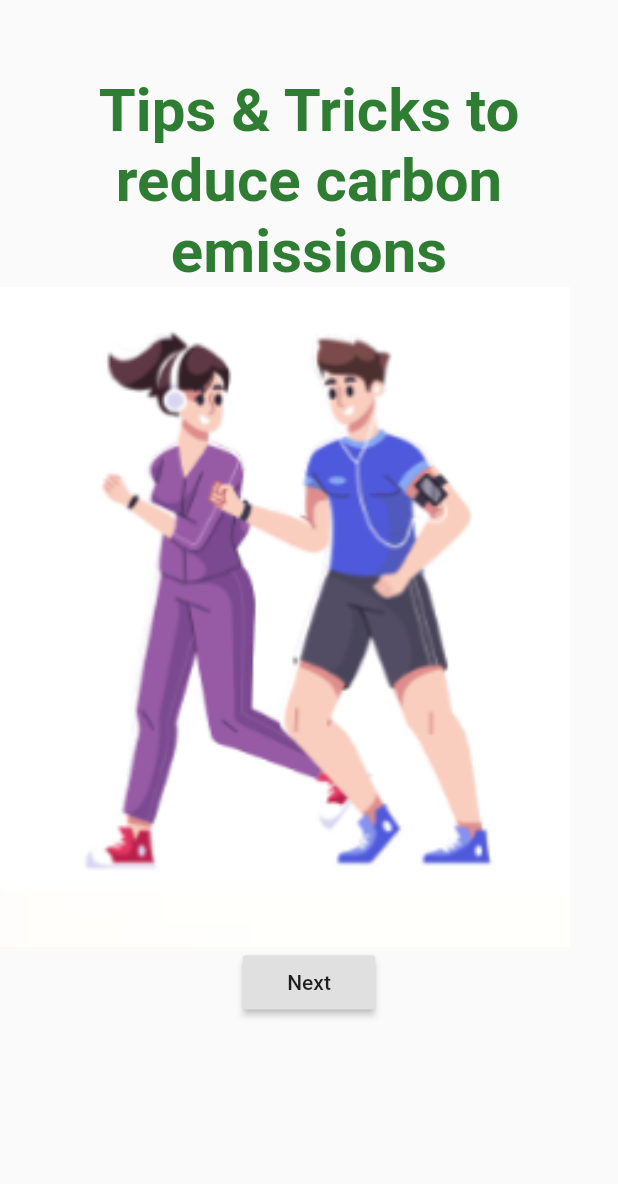
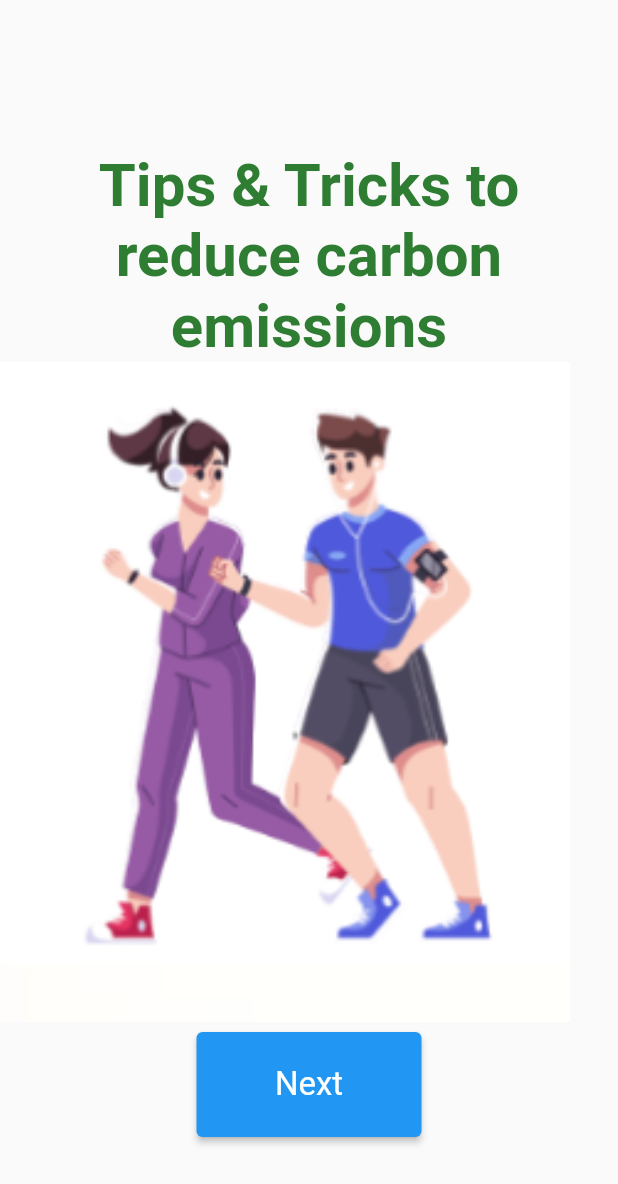
Before and after one commit to abhishekpatelmc/ECOSIA, a Flutter app: the Tutorial2 screen opened directly, on a phone screen of 412 x 824 dp. Shown: the top 1184 px of the screen. Run offline on Flutter 3.47's test engine with Material 2 defaults, Android fonts, the phone set to English and light mode, and no system bars; our stand-ins replace cloud_firestore, firebase_auth, firebase_core, flutter_spinkit, url_launcher_web; missing offline and left inert: cloud_firestore_web, firebase_auth_web, firebase_core_web; accounts and stored records are empty.

Commit message:
Update tutorial2.dart

```diff
--- a/lib/screens/home/TutorialPages/tutorial2.dart
+++ b/lib/screens/home/TutorialPages/tutorial2.dart
@@ -1,6 +1,5 @@
 // import 'package:ecosia/Tutorial%20Pages/tutorial3.dart';
-// import 'package:ecosia/TutorialPages/tutorial3.dart';
-import 'package:ecosia/screens/home/TutorialPages/tutorial3.dart';
+import 'package:ecosia/TutorialPages/tutorial3.dart';
 import 'package:flutter/material.dart';
 
 class Tutorial2 extends StatefulWidget {
@@ -15,7 +14,7 @@ class _Tutorial2State extends State<Tutorial2> {
   Widget build(BuildContext context) {
     return Scaffold(
       body: Container(
-          margin: const EdgeInsets.only(top: 50),
+          margin: const EdgeInsets.only(top: 100),
           child: Column(
             children: [
               Text(
@@ -37,11 +36,19 @@ class _Tutorial2State extends State<Tutorial2> {
                   // buildImageCard(),
                 ],
               ),
-              RaisedButton(
-                  child:Text("Next"),
-                  onPressed: (){
-                    Navigator.of(context).push(MaterialPageRoute(builder: (context)=> Tutorial3()));
-                  }),
+              const SizedBox(height: 7),
+              SizedBox(
+                  width: 150.0,
+                  height: 70.0,
+                  child: ElevatedButton(
+                      child: const Text("Next"),
+                      style: ElevatedButton.styleFrom(
+                          textStyle: const TextStyle(fontSize: 22)
+                      ),
+                      onPressed:(){
+                        Navigator.of(context).push(MaterialPageRoute(builder:(context)=>Tutorial3()));
+                      })
+              ),
             ],
           )),
     );
```
